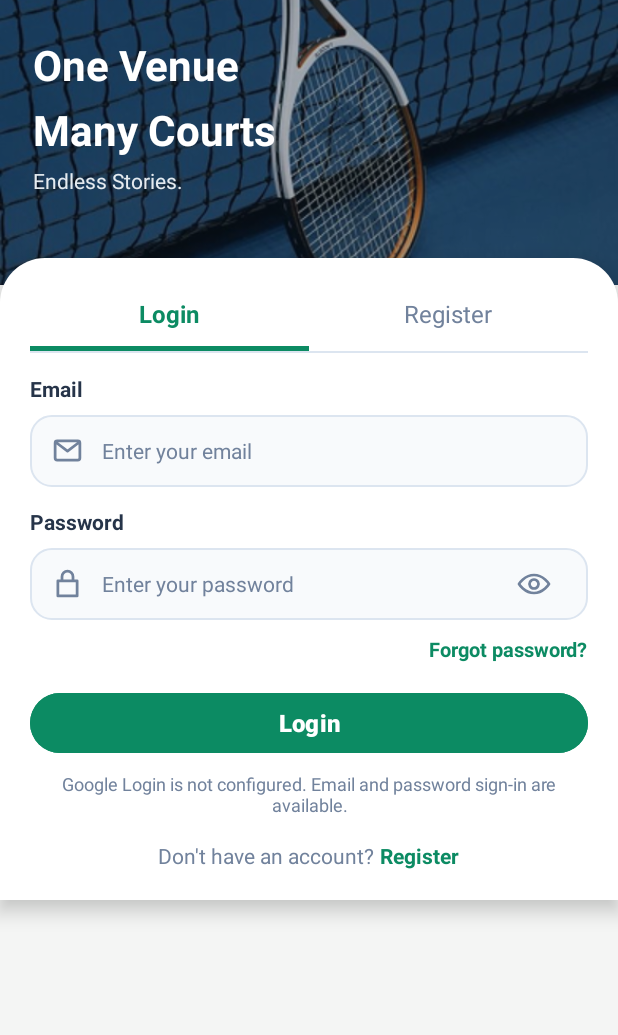
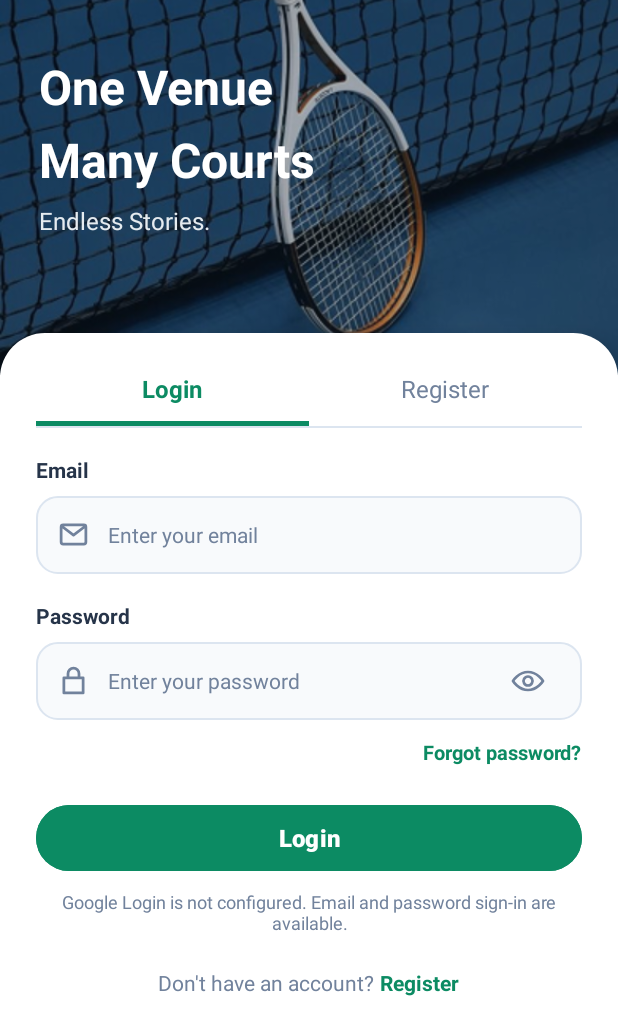
Before and after one commit to NguyenLyBaoTran/sport-booking-courts-mobile, an Android app: the screen it shows after launch (AuthActivity), on a phone screen of 412 x 824 dp. Shown: the top 1035 px of the screen. Run offline under Robolectric (Android 15) with nearby library versions, the phone set to English and light mode, and no system bars; 1 statement that could not run was skipped.

Commit message:
fix: layout login, fix time discrepancy(admin)

```diff
--- a/android-user/app/src/main/res/layout/activity_auth.xml
+++ b/android-user/app/src/main/res/layout/activity_auth.xml
@@ -3,4 +3,4 @@
     android:id="@+id/authContent"
     android:layout_width="match_parent"
     android:layout_height="match_parent"
-    android:background="@color/background" />
+    android:background="@color/surface" />
--- a/android-user/app/src/main/res/layout/login_screen.xml
+++ b/android-user/app/src/main/res/layout/login_screen.xml
@@ -1,18 +1,20 @@
 <?xml version="1.0" encoding="utf-8"?>
 <ScrollView xmlns:android="http://schemas.android.com/apk/res/android"
+    xmlns:app="http://schemas.android.com/apk/res-auto"
     android:layout_width="match_parent"
     android:layout_height="match_parent"
     android:fillViewport="true"
-    android:background="@color/background">
+    android:background="@color/surface">
 
-    <LinearLayout
+    <RelativeLayout
         android:layout_width="match_parent"
         android:layout_height="wrap_content"
-        android:orientation="vertical">
+        android:background="@color/surface">
 
         <FrameLayout
+            android:id="@+id/heroHeader"
             android:layout_width="match_parent"
-            android:layout_height="190dp"
+            android:layout_height="250dp"
             android:background="@color/primary_dark">
 
             <ImageView
@@ -31,15 +33,15 @@
                 android:layout_width="match_parent"
                 android:layout_height="wrap_content"
                 android:orientation="vertical"
-                android:paddingStart="22dp"
-                android:paddingTop="24dp">
+                android:paddingStart="26dp"
+                android:paddingTop="36dp">
 
                 <TextView
                     android:layout_width="wrap_content"
                     android:layout_height="wrap_content"
                     android:text="@string/hero_title_first"
                     android:textColor="@color/surface"
-                    android:textSize="28sp"
+                    android:textSize="32sp"
                     android:textStyle="bold" />
 
                 <TextView
@@ -48,31 +50,33 @@
                     android:layout_marginTop="5dp"
                     android:text="@string/hero_title_second"
                     android:textColor="@color/surface"
-                    android:textSize="28sp"
+                    android:textSize="32sp"
                     android:textStyle="bold" />
 
                 <TextView
                     android:layout_width="wrap_content"
                     android:layout_height="wrap_content"
-                    android:layout_marginTop="5dp"
+                    android:layout_marginTop="8dp"
                     android:text="@string/hero_subtitle"
                     android:textColor="@color/text_on_image"
-                    android:textSize="14sp" />
+                    android:textSize="16sp" />
 
             </LinearLayout>
         </FrameLayout>
 
         <LinearLayout
+            android:id="@+id/cardLogin"
             android:layout_width="match_parent"
-            android:layout_height="wrap_content"
-            android:layout_marginTop="-18dp"
+            android:layout_height="match_parent"
+            android:layout_below="@id/heroHeader"
+            android:layout_marginTop="-28dp"
             android:background="@drawable/bg_login_card"
             android:elevation="8dp"
             android:orientation="vertical"
-            android:paddingStart="20dp"
+            android:paddingStart="24dp"
             android:paddingTop="16dp"
-            android:paddingEnd="20dp"
-            android:paddingBottom="20dp">
+            android:paddingEnd="24dp"
+            android:paddingBottom="28dp">
 
             <LinearLayout
                 android:layout_width="match_parent"
@@ -137,7 +141,7 @@
             <TextView
                 android:layout_width="match_parent"
                 android:layout_height="wrap_content"
-                android:layout_marginTop="14dp"
+                android:layout_marginTop="18dp"
                 android:text="@string/email"
                 android:textColor="@color/text_primary"
                 android:textSize="14sp"
@@ -145,7 +149,7 @@
 
             <LinearLayout
                 android:layout_width="match_parent"
-                android:layout_height="48dp"
+                android:layout_height="52dp"
                 android:layout_marginTop="8dp"
                 android:background="@drawable/bg_input"
                 android:gravity="center_vertical"
@@ -178,7 +182,7 @@
             <TextView
                 android:layout_width="match_parent"
                 android:layout_height="wrap_content"
-                android:layout_marginTop="13dp"
+                android:layout_marginTop="18dp"
                 android:text="@string/password"
                 android:textColor="@color/text_primary"
                 android:textSize="14sp"
@@ -186,7 +190,7 @@
 
             <LinearLayout
                 android:layout_width="match_parent"
-                android:layout_height="48dp"
+                android:layout_height="52dp"
                 android:layout_marginTop="8dp"
                 android:background="@drawable/bg_input"
                 android:gravity="center_vertical"
@@ -222,7 +226,7 @@
                     android:contentDescription="@string/show_password"
                     android:padding="10dp"
                     android:src="@drawable/ic_visibility"
-                    android:tint="@color/text_secondary" />
+                    app:tint="@color/text_secondary" />
 
             </LinearLayout>
 
@@ -231,7 +235,7 @@
                 android:layout_width="wrap_content"
                 android:layout_height="wrap_content"
                 android:layout_gravity="end"
-                android:layout_marginTop="10dp"
+                android:layout_marginTop="12dp"
                 android:text="@string/forgot_password"
                 android:textColor="@color/primary"
                 android:textSize="13sp"
@@ -240,8 +244,8 @@
             <Button
                 android:id="@+id/btnLogin"
                 android:layout_width="match_parent"
-                android:layout_height="48dp"
-                android:layout_marginTop="16dp"
+                android:layout_height="52dp"
+                android:layout_marginTop="22dp"
                 android:backgroundTint="@color/primary"
                 android:text="@string/login"
                 android:textAllCaps="false"
@@ -252,8 +256,8 @@
             <Button
                 android:id="@+id/btnGoogleLogin"
                 android:layout_width="match_parent"
-                android:layout_height="48dp"
-                android:layout_marginTop="8dp"
+                android:layout_height="52dp"
+                android:layout_marginTop="10dp"
                 android:backgroundTint="@color/surface"
                 android:text="Sign in with Google"
                 android:textAllCaps="false"
@@ -292,7 +296,7 @@
             <LinearLayout
                 android:layout_width="match_parent"
                 android:layout_height="wrap_content"
-                android:layout_marginTop="16dp"
+                android:layout_marginTop="22dp"
                 android:gravity="center"
                 android:orientation="horizontal">
 
@@ -316,5 +320,5 @@
             </LinearLayout>
 
         </LinearLayout>
-    </LinearLayout>
+    </RelativeLayout>
 </ScrollView>
--- a/android-user/app/src/main/res/layout/register_screen.xml
+++ b/android-user/app/src/main/res/layout/register_screen.xml
@@ -3,14 +3,15 @@
     android:layout_width="match_parent"
     android:layout_height="match_parent"
     android:fillViewport="true"
-    android:background="@color/background">
+    android:background="@color/surface">
 
-    <LinearLayout
+    <RelativeLayout
         android:layout_width="match_parent"
         android:layout_height="wrap_content"
-        android:orientation="vertical">
+        android:background="@color/surface">
 
         <FrameLayout
+            android:id="@+id/heroHeader"
             android:layout_width="match_parent"
             android:layout_height="250dp"
             android:background="@color/primary_dark">
@@ -63,8 +64,10 @@
         </FrameLayout>
 
         <LinearLayout
+            android:id="@+id/cardRegister"
             android:layout_width="match_parent"
-            android:layout_height="wrap_content"
+            android:layout_height="match_parent"
+            android:layout_below="@id/heroHeader"
             android:layout_marginTop="-28dp"
             android:background="@drawable/bg_login_card"
             android:elevation="8dp"
@@ -264,5 +267,5 @@
             </LinearLayout>
 
         </LinearLayout>
-    </LinearLayout>
+    </RelativeLayout>
 </ScrollView>
```
Also changed, not shown: 2 other files.
